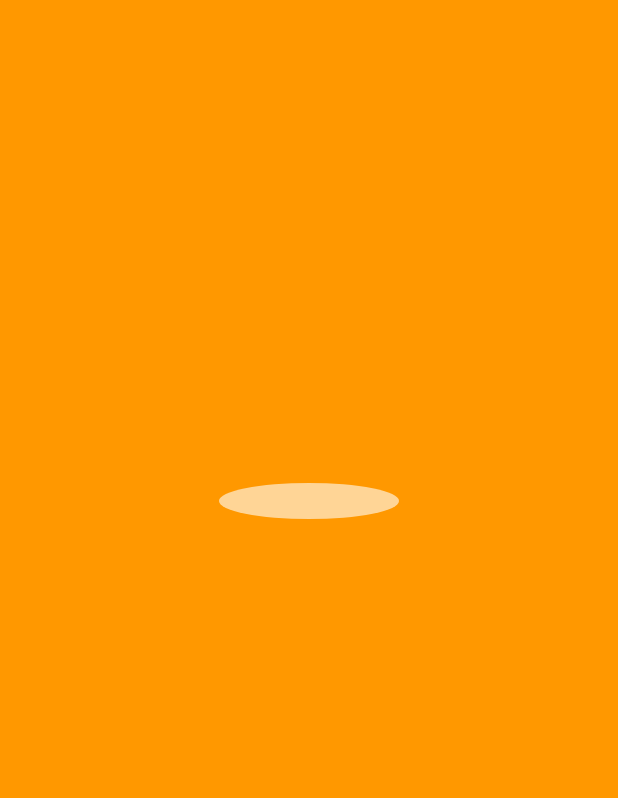
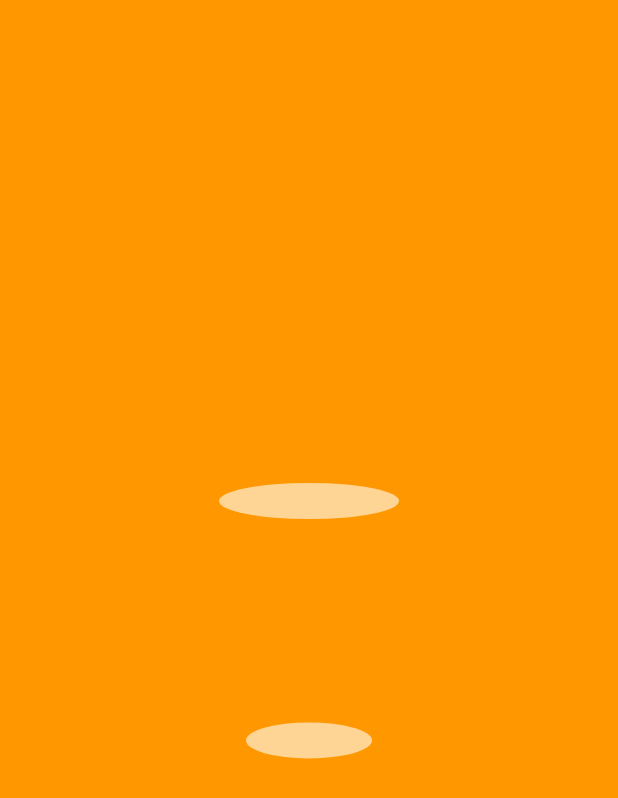
Before and after one commit to OzanOcak/simp_anim_01, a Flutter app: the screen it shows after launch, on a phone screen of 412 x 824 dp. Shown: the top 798 px of the screen. Run offline on Flutter 3.47's test engine with Material 2 defaults, Android fonts, the phone set to English and light mode, and no system bars.

Commit message:
bottom Rect with fromCenter

```diff
--- a/lib/main.dart
+++ b/lib/main.dart
@@ -28,9 +28,11 @@ class _GlassOfLiquidState extends State<GlassOfLiquidDemo> {
       backgroundColor: Colors.orange,
       body: Center(
         child: Container(
+          //color: Colors.yellow,
           width: 120,
           height: 180,
-          child: CustomPaint(painter: GlassOfLiquid(skew: 0.2)),
+          child: CustomPaint(
+              painter: GlassOfLiquid(skew: 0.2, topBottomRatio: 0.7)),
         ),
       ),
     );
@@ -39,8 +41,9 @@ class _GlassOfLiquidState extends State<GlassOfLiquidDemo> {
 
 class GlassOfLiquid extends CustomPainter {
   final double skew;
+  final double topBottomRatio;
 
-  GlassOfLiquid({this.skew});
+  GlassOfLiquid({this.topBottomRatio, this.skew});
   @override
   void paint(Canvas canvas, Size size) {
     Paint glass = Paint()
@@ -51,8 +54,17 @@ class GlassOfLiquid extends CustomPainter {
       ..strokeWidth = 3.0
       ..style = PaintingStyle.stroke;
     Rect top = Rect.fromLTRB(0, 0, size.width, size.width * skew);
+    Rect bottom = Rect.fromCenter(
+      center: Offset(
+        size.width * 0.5,
+        size.height - size.width * .5 * skew * topBottomRatio,
+      ),
+      height: size.width * skew,
+      width: size.width * topBottomRatio,
+    );
 
     canvas.drawOval(top, glass);
+    canvas.drawOval(bottom, glass);
   }
 
   @override
```
